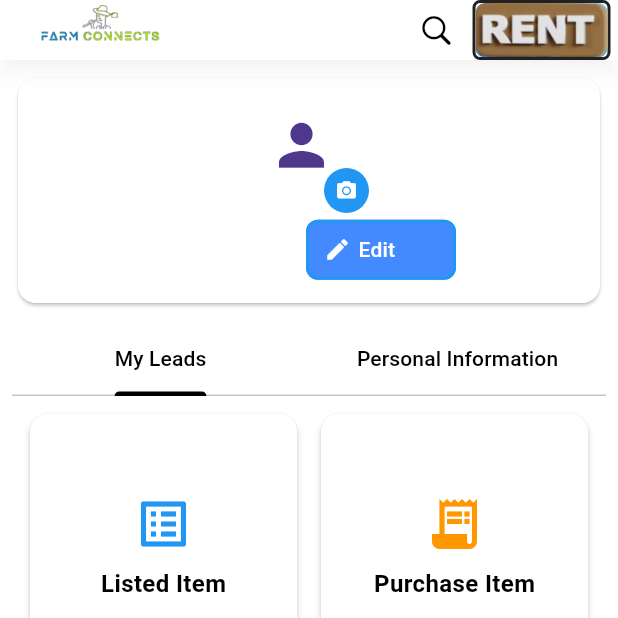
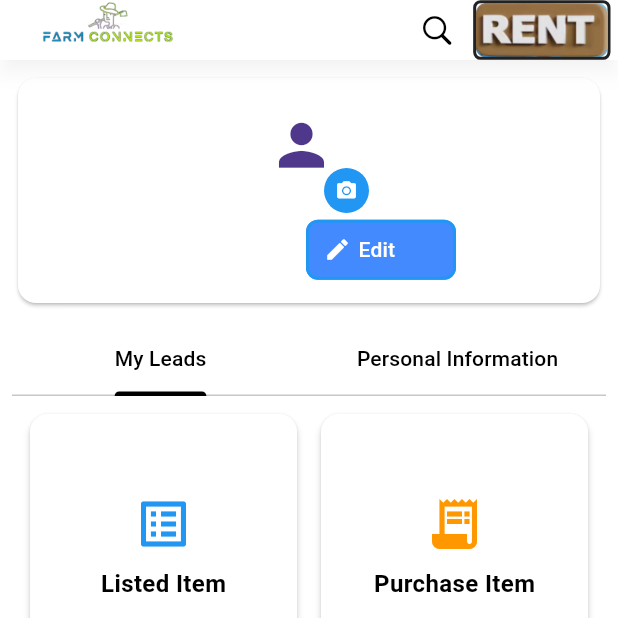
Before and after one commit to Ramdev-Lodhi/farm_connects, a Flutter app: the HomeLayout screen opened directly, item 5 of the bottom bar chosen, on a phone screen of 412 x 824 dp, the top half of it. Run offline on Flutter 3.47's test engine with Material 3 defaults, Android fonts, the light colour scheme and no system bars; our stand-ins replace bloc, cached_network_image, carousel_slider, conditional_builder_null_safety, dio, flutter_bloc and 12 more; missing offline and left inert: dart:ffi; accounts and stored records are empty; network calls fail; Roboto replaces fonts that are missing (Poppens); project files that could hold a hidden picture were left out.

Commit message:
feat: update code

```diff
--- a/lib/layout/home_layout.dart
+++ b/lib/layout/home_layout.dart
@@ -70,7 +70,7 @@ class _HomeLayoutState extends State<HomeLayout> {
                     Flexible(
                       child: Image.asset(
                         'assets/images/logo/FarmConnects_logo.png',
-                        height: 100,
+                        height: 110,
                         fit: BoxFit.contain,
                       ),
                     ),
@@ -107,7 +107,7 @@ class _HomeLayoutState extends State<HomeLayout> {
                         );
                       },
                       child: Container(
-                        // width: 55.w,
+                        width: 80.w,
                         decoration: BoxDecoration(
                           border: Border.all(color: Colors.black87, width: 2),
                           borderRadius: BorderRadius.circular(5.0),
```
